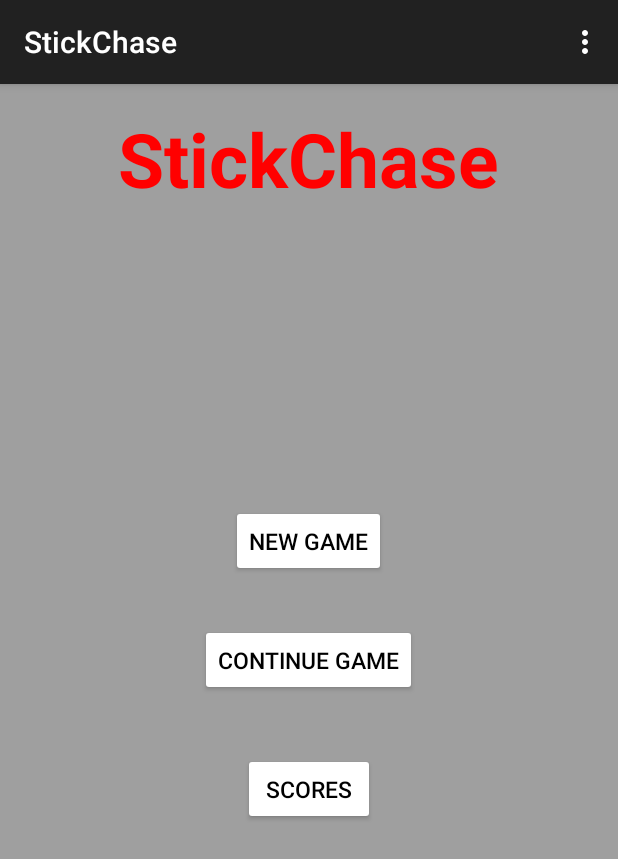
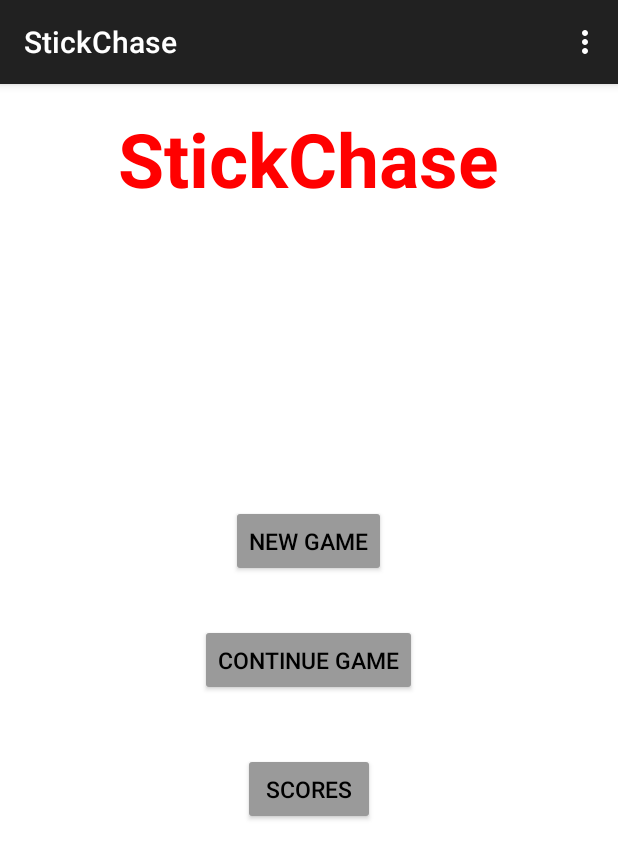
Before and after one commit to AlexBlair42/StickChase, an Android app: the screen it shows after launch (MainActivity), on a phone screen of 412 x 824 dp. Shown: the top 859 px of the screen. Run offline under Robolectric (Android 15) with nearby library versions, the light colour scheme and no system bars.

Commit message:
Background color change

```diff
--- a/StickChase/app/src/main/res/layout/activity_main.xml
+++ b/StickChase/app/src/main/res/layout/activity_main.xml
@@ -5,7 +5,7 @@
     android:paddingTop="@dimen/activity_vertical_margin"
     android:paddingBottom="@dimen/activity_vertical_margin" tools:context=".MainActivity"
     android:background="#ffffff"
-    android:backgroundTint="#9f9f9f">
+    android:backgroundTint="#ffffff">
 
     <TextView
         android:layout_width="wrap_content"
@@ -30,7 +30,7 @@
         android:layout_marginBottom="31dp"
         android:textColor="#000000"
         android:textSize="15dp"
-        android:backgroundTint="#ffffff" />
+        android:backgroundTint="#9a9a9a" />
 
     <Button
         android:layout_width="wrap_content"
@@ -41,7 +41,7 @@
         android:layout_centerHorizontal="true"
         android:textColor="#000000"
         android:textSize="15dp"
-        android:backgroundTint="#ffffff" />
+        android:backgroundTint="#9a9a9a" />
 
     <Button
         android:layout_width="wrap_content"
@@ -53,5 +53,5 @@
         android:layout_marginTop="38dp"
         android:textColor="#000000"
         android:textSize="15dp"
-        android:backgroundTint="#ffffff" />
+        android:backgroundTint="#9a9a9a" />
 </RelativeLayout>
```
